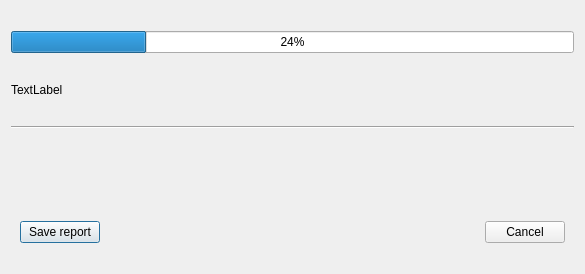
Before: the Qt Designer form src/fme/ui/utils/ProgressDialog.ui in TIDOP-USAL/photomatch, drawn with Qt 5.
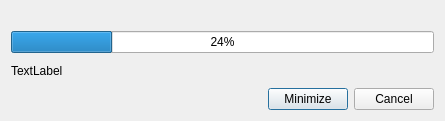
After: the same form once the commit is applied.

Diff of the .ui file:
```diff
--- a/src/fme/ui/utils/ProgressDialog.ui
+++ b/src/fme/ui/utils/ProgressDialog.ui
@@ -6,8 +6,8 @@
    <rect>
     <x>0</x>
     <y>0</y>
-    <width>585</width>
-    <height>274</height>
+    <width>445</width>
+    <height>121</height>
    </rect>
   </property>
   <property name="sizePolicy">
@@ -19,8 +19,8 @@
   <property name="windowTitle">
    <string>Dialog</string>
   </property>
-  <layout class="QVBoxLayout" name="verticalLayout">
-   <item>
+  <layout class="QGridLayout" name="gridLayout">
+   <item row="0" column="0">
     <spacer name="verticalSpacer">
      <property name="orientation">
       <enum>Qt::Vertical</enum>
@@ -36,58 +36,14 @@
      </property>
     </spacer>
    </item>
-   <item>
-    <widget class="QProgressBar" name="progressBar">
-     <property name="value">
-      <number>24</number>
-     </property>
-    </widget>
-   </item>
-   <item>
+   <item row="2" column="0">
     <widget class="QLabel" name="labelStatus">
      <property name="text">
       <string>TextLabel</string>
      </property>
     </widget>
    </item>
-   <item>
-    <widget class="Line" name="line">
-     <property name="orientation">
-      <enum>Qt::Horizontal</enum>
-     </property>
-    </widget>
-   </item>
-   <item>
-    <widget class="QFrame" name="frame_console">
-     <property name="frameShape">
-      <enum>QFrame::NoFrame</enum>
-     </property>
-     <property name="frameShadow">
-      <enum>QFrame::Plain</enum>
-     </property>
-     <layout class="QVBoxLayout" name="verticalLayout_2"/>
-    </widget>
-   </item>
-   <item>
-    <widget class="QFrame" name="frame">
-     <property name="frameShape">
-      <enum>QFrame::NoFrame</enum>
-     </property>
-     <property name="frameShadow">
-      <enum>QFrame::Plain</enum>
-     </property>
-     <property name="lineWidth">
-      <number>1</number>
-     </property>
-     <layout class="QHBoxLayout" name="horizontalLayout">
-      <item>
-       <widget class="QPushButton" name="pushButton_save">
-        <property name="text">
-         <string>Save report</string>
-        </property>
-       </widget>
-      </item>
-      <item>
+   <item row="3" column="0">
        <spacer name="horizontalSpacer">
         <property name="orientation">
          <enum>Qt::Horizontal</enum>
@@ -100,7 +56,14 @@
         </property>
        </spacer>
       </item>
-      <item>
+   <item row="3" column="1">
+    <widget class="QPushButton" name="pushButtonBgProcessing">
+     <property name="text">
+      <string>Minimize</string>
+     </property>
+    </widget>
+   </item>
+   <item row="3" column="2">
        <widget class="QPushButton" name="pushButton">
         <property name="sizePolicy">
          <sizepolicy hsizetype="Maximum" vsizetype="Fixed">
@@ -113,7 +76,11 @@
         </property>
        </widget>
       </item>
-     </layout>
+   <item row="1" column="0" colspan="3">
+    <widget class="QProgressBar" name="progressBar">
+     <property name="value">
+      <number>24</number>
+     </property>
     </widget>
    </item>
   </layout>
```
Lines whose indentation alone changed are shown as unchanged.
